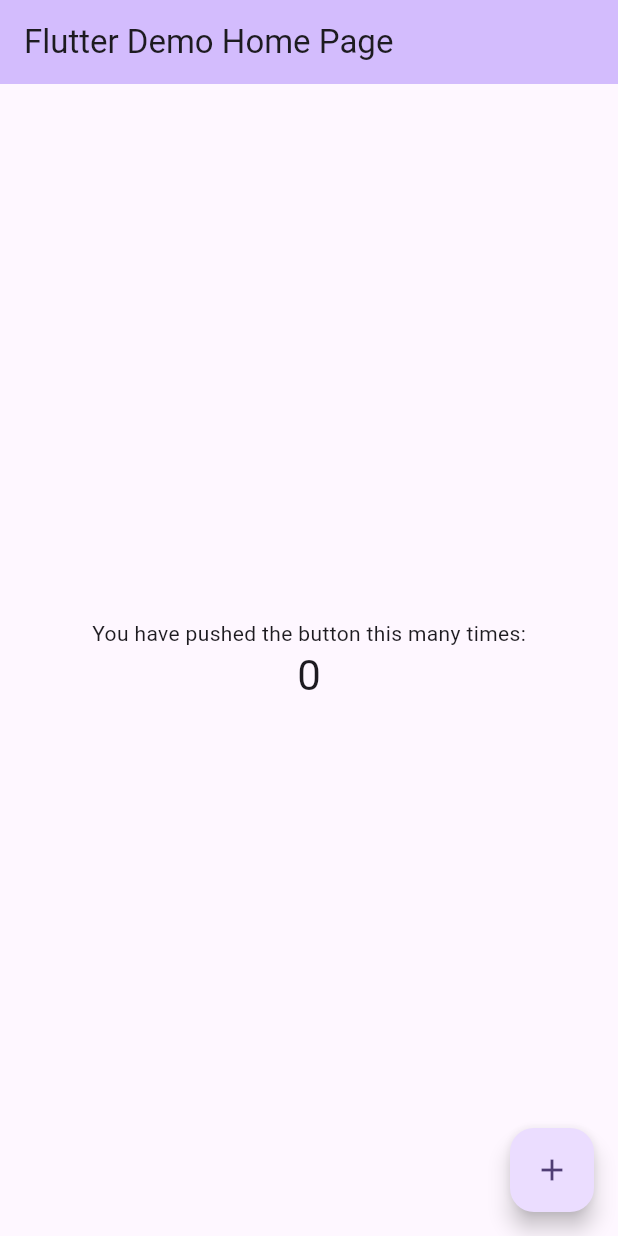
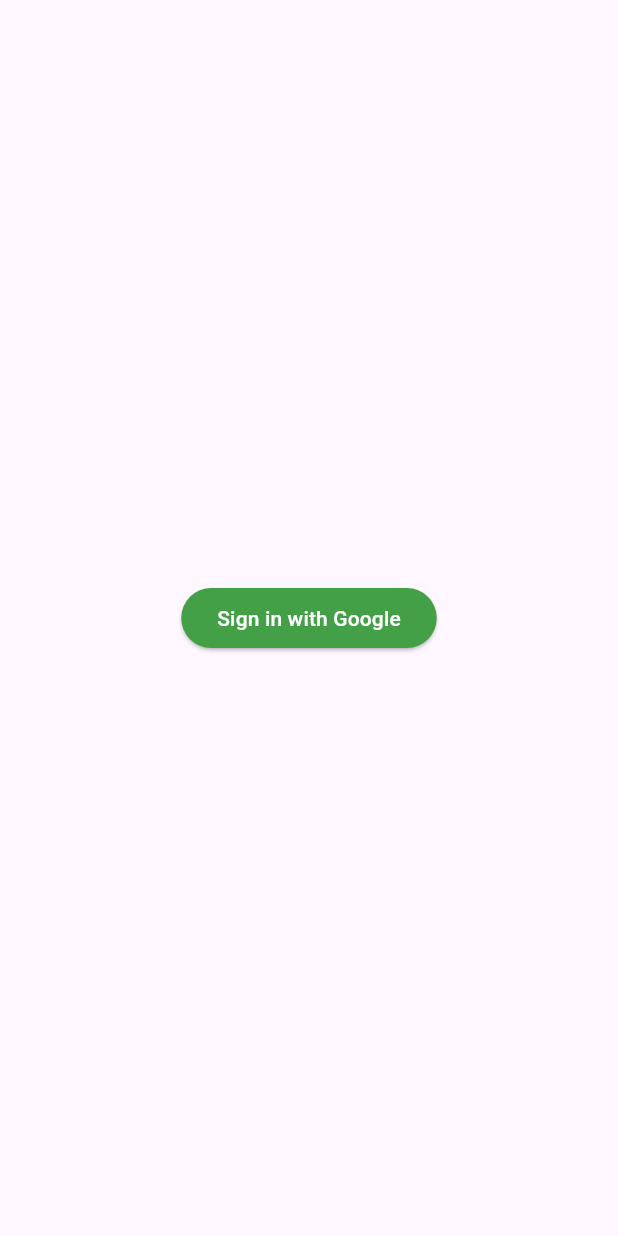
Before and after one commit to janymSoul/flutter_messenger, a Flutter app: the screen it shows after launch, on a phone screen of 412 x 824 dp. Run offline on Flutter 3.47's test engine with Material 3 defaults, Android fonts, the phone set to English and light mode, and no system bars.

Commit message:
added routing and sign in screen

```diff
--- a/lib/main.dart
+++ b/lib/main.dart
@@ -1,70 +1,27 @@
 import 'package:flutter/material.dart';
-
-void main() {
-  runApp(const MyApp());
+import 'screens/sign_in_screen.dart';
+void main() async {
+  WidgetsFlutterBinding.ensureInitialized();
+  runApp(MyApp());
 }
 
 class MyApp extends StatelessWidget {
-  const MyApp({super.key});
-
-  // This widget is the root of your application.
   @override
   Widget build(BuildContext context) {
     return MaterialApp(
-      title: 'Flutter Demo',
       theme: ThemeData(
-        colorScheme: ColorScheme.fromSeed(seedColor: Colors.deepPurple),
-        useMaterial3: true,
-      ),
-      home: const MyHomePage(title: 'Flutter Demo Home Page'),
+        primaryColor: Colors.green[600],
+        hintColor: Colors.green,
+        textTheme: TextTheme(
+        displayLarge: const TextStyle(color: Colors.black, fontSize: 22, fontWeight: FontWeight.bold),
+        titleMedium: TextStyle(color: Colors.grey[600], fontSize: 14),
+        bodyLarge: const TextStyle(color: Colors.black, fontSize: 16),
+        bodyMedium: TextStyle(color: Colors.grey[800], fontSize: 14),
+    )),
+      initialRoute: '/signin',
+      routes: {
+        '/signin': (context) => SignInScreen(),
+      },
     );
   }
 }
-
-class MyHomePage extends StatefulWidget {
-  const MyHomePage({super.key, required this.title});
-
-  final String title;
-
-  @override
-  State<MyHomePage> createState() => _MyHomePageState();
-}
-
-class _MyHomePageState extends State<MyHomePage> {
-  int _counter = 0;
-
-  void _incrementCounter() {
-    setState(() {
-      _counter++;
-    });
-  }
-
-  @override
-  Widget build(BuildContext context) {
-    return Scaffold(
-      appBar: AppBar(
-        backgroundColor: Theme.of(context).colorScheme.inversePrimary,
-        title: Text(widget.title),
-      ),
-      body: Center(
-        child: Column(
-          mainAxisAlignment: MainAxisAlignment.center,
-          children: <Widget>[
-            const Text(
-              'You have pushed the button this many times:',
-            ),
-            Text(
-              '$_counter',
-              style: Theme.of(context).textTheme.headlineMedium,
-            ),
-          ],
-        ),
-      ),
-      floatingActionButton: FloatingActionButton(
-        onPressed: _incrementCounter,
-        tooltip: 'Increment',
-        child: const Icon(Icons.add),
-      ),
-    );
-  }
-}
--- /dev/null
+++ b/lib/screens/sign_in_screen.dart
@@ -0,0 +1,21 @@
+import 'package:flutter/material.dart';
+class SignInScreen extends StatelessWidget {
+  const SignInScreen({super.key});
+
+  @override
+  Widget build(BuildContext context) {
+    return Scaffold(
+      backgroundColor: Theme.of(context).backgroundColor,
+      body: Center(
+        child: ElevatedButton(
+          style: ElevatedButton.styleFrom(
+            backgroundColor: Theme.of(context).primaryColor,
+          ),
+          onPressed: () async {
+          },
+          child: const Text('Sign in with Google', style: TextStyle(color: Colors.white)),
+        ),
+      ),
+    );
+  }
+}
```
Also changed, not shown: pubspec.yaml (+9 -70 lines), pubspec.lock, 2 other files.
